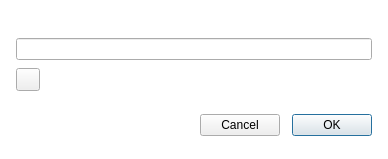
Old version of the form src/MEGASync/gui/ui/NodeNameSetterDialog.ui in the repository meganz/MEGAsync.
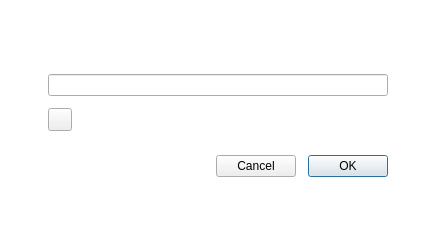
New version of the form. Icons and pictures are not drawn. Custom widgets are drawn as their Qt base class.

Commit message: SNC-6007. Apply sheet dialog style to rename dialog.

```diff
--- a/src/MEGASync/gui/ui/NodeNameSetterDialog.ui
+++ b/src/MEGASync/gui/ui/NodeNameSetterDialog.ui
@@ -6,8 +6,8 @@
    <rect>
     <x>0</x>
     <y>0</y>
-    <width>388</width>
-    <height>159</height>
+    <width>436</width>
+    <height>213</height>
    </rect>
   </property>
   <property name="windowTitle">
@@ -28,28 +28,28 @@
   </property>
   <layout class="QVBoxLayout" name="verticalLayout">
    <property name="spacing">
-    <number>16</number>
+    <number>24</number>
    </property>
    <property name="sizeConstraint">
     <enum>QLayout::SetDefaultConstraint</enum>
    </property>
    <property name="leftMargin">
-    <number>16</number>
+    <number>48</number>
    </property>
    <property name="topMargin">
-    <number>16</number>
+    <number>48</number>
    </property>
    <property name="rightMargin">
-    <number>16</number>
+    <number>48</number>
    </property>
    <property name="bottomMargin">
-    <number>16</number>
+    <number>48</number>
    </property>
    <item>
     <widget class="QWidget" name="container" native="true">
      <layout class="QVBoxLayout" name="verticalLayout_2">
       <property name="spacing">
-       <number>8</number>
+       <number>12</number>
       </property>
       <property name="leftMargin">
        <number>0</number>
```
Left out of the diff: 8 changed lines with no effect on the pictures.
